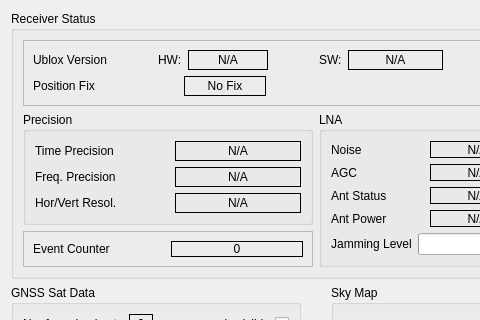
The window that gui/src/gnssinfoform.ui (MuonPi/muondetector) describes before a commit, drawn with Qt 5; both pictures show x 0 to 480 and y 0 to 320 of the 631 by 495 pixel window.
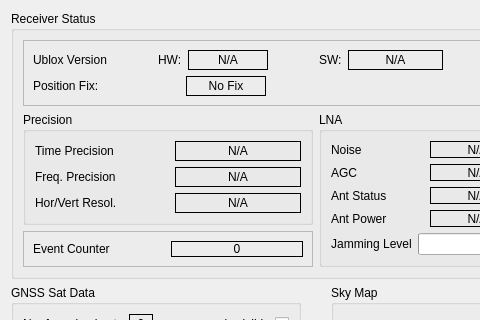
The same window after the commit. Custom widgets are drawn as their Qt base class.

Commit message: Added tooltips to many GUI elements

Diff of the .ui file:
```diff
--- a/gui/src/gnssinfoform.ui
+++ b/gui/src/gnssinfoform.ui
@@ -179,7 +179,7 @@
              <item>
               <widget class="QLabel" name="label_4">
                <property name="text">
-                <string>Position Fix</string>
+                <string>Position Fix:</string>
                </property>
               </widget>
              </item>
```
Left out of the diff: 30 changed lines with no effect on the pictures. The commit also changes 7 other files.
